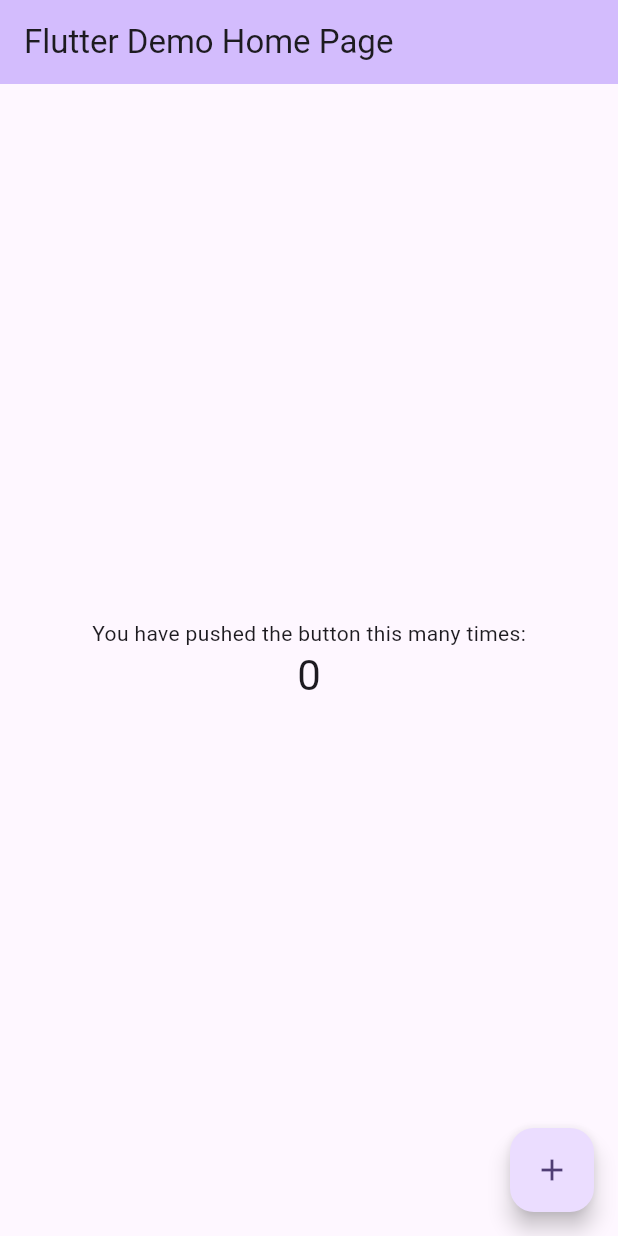
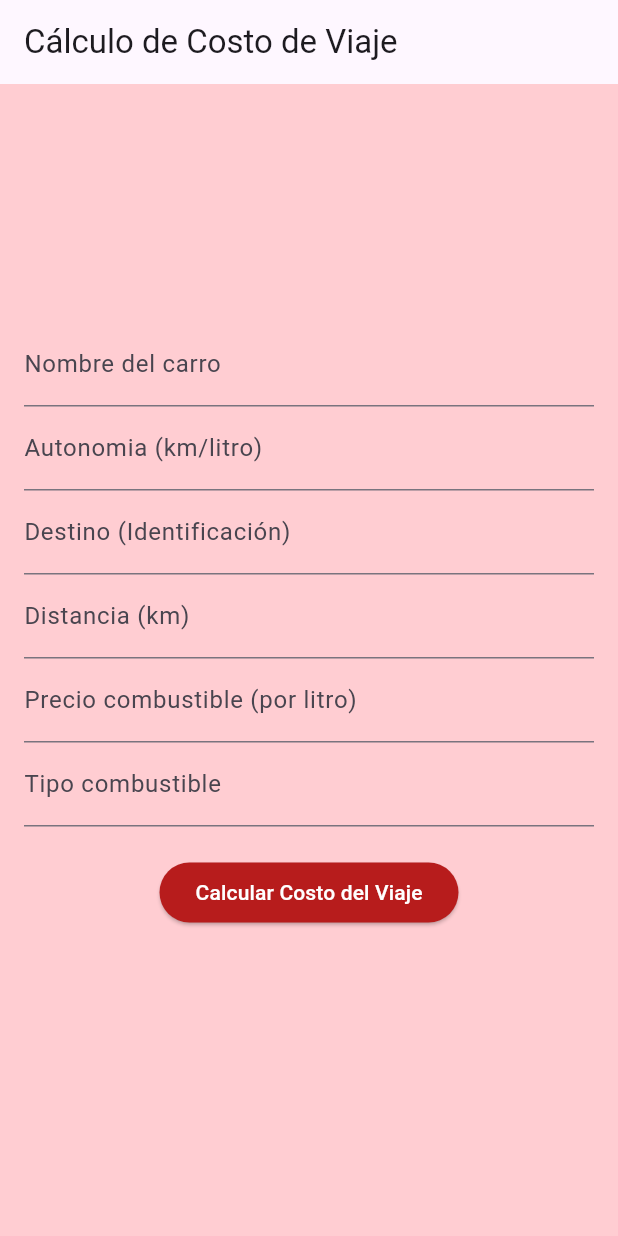
Before and after one commit to nhaisentena/projeto-viagem-bd, a Flutter app: the screen it shows after launch, on a phone screen of 412 x 824 dp. Run offline on Flutter 3.47's test engine with Material 3 defaults, Android fonts, the phone set to English and light mode, and no system bars; our stand-ins replace sqflite; accounts and stored records are empty.

Commit message:
Commit inicial

```diff
--- /dev/null
+++ b/lib/db/database_helper.dart
@@ -0,0 +1,106 @@
+import 'package:path/path.dart';
+import 'package:sqflite/sqflite.dart';
+import '../models/Carro.dart';
+import '../models/Destino.dart';
+import '../models/PrecioCombustible.dart';
+
+class DatabaseHelper {
+  static final DatabaseHelper _instance= DatabaseHelper._();
+  static Database? _database;
+
+  DatabaseHelper._();
+
+
+
+  factory DatabaseHelper() {
+    return _instance;
+  }
+
+  Future<Database> get database async {
+    if (_database != null) return _database!;
+    _database= await _initDatabase();
+    return _database!;
+  }
+
+  Future<Database> _initDatabase() async {
+    String path=join(await getDatabasesPath(), 'viaje.db');
+    return await openDatabase(
+      path,
+      version: 1,
+      onCreate: _onCreate,
+    );
+  }
+
+
+
+
+
+  Future<void> _onCreate(Database db, int version) async {
+    await db.execute('''
+      CREATE TABLE carro (
+        id INTEGER PRIMARY KEY AUTOINCREMENT,
+        nombre TEXT,
+        autonomia REAL
+      )
+    ''');
+    await db.execute('''
+      CREATE TABLE destino (
+        id INTEGER PRIMARY KEY AUTOINCREMENT,
+        identificacion TEXT,
+        distanciaKm REAL
+      )
+    ''');
+    await db.execute('''
+      CREATE TABLE precio_combustible (
+        id INTEGER PRIMARY KEY AUTOINCREMENT,
+        precioPorLitro REAL,
+        combustible TEXT
+      )
+    ''');
+  }
+
+
+
+
+
+  Future<int> insertCarro(Carro carro) async {
+    final db= await database;
+    return await db.insert('carro', {
+      'nombre': carro.nombre,
+      'autonomia': carro.autonomia,
+    });
+  }
+
+  Future<int> insertDestino(Destino destino) async {
+    final db= await database;
+    return await db.insert('destino', {
+      'identificacion': destino.identificacion,
+      'distanciaKm': destino.distanciaKm,
+    });
+  }
+
+  Future<int> insertPrecioCombustible(PrecioCombustible precioCombustible) async {
+    final db= await database;
+    return await db.insert('precio_combustible', {
+      'precioPorLitro': precioCombustible.precioPorLitro,
+      'combustible': precioCombustible.combustible,
+    });
+  }
+
+
+
+  Future<List<Map<String, dynamic>>> getAllCarros() async {
+    final db= await database;
+    return await db.query('carro');
+  }
+
+  Future<List<Map<String, dynamic>>> getAllDestinos() async {
+    final db= await database;
+    return await db.query('destino');
+  }
+
+  Future<List<Map<String, dynamic>>> getAllPreciosCombustible() async {
+    final db= await database;
+    return await db.query('precio_combustible');
+  }
+}
--- a/lib/main.dart
+++ b/lib/main.dart
@@ -1,125 +1,21 @@
 import 'package:flutter/material.dart';
+import 'pantallas/Pantalla.dart';
 
 void main() {
-  runApp(const MyApp());
+  runApp(MyApp());
 }
 
+
 class MyApp extends StatelessWidget {
-  const MyApp({super.key});
+  @override
 
-  // This widget is the root of your application.
-  @override
   Widget build(BuildContext context) {
     return MaterialApp(
-      title: 'Flutter Demo',
+      title:  'Calculadora de Costo de Viaje',
       theme: ThemeData(
-        // This is the theme of your application.
-        //
-        // TRY THIS: Try running your application with "flutter run". You'll see
-        // the application has a purple toolbar. Then, without quitting the app,
-        // try changing the seedColor in the colorScheme below to Colors.green
-        // and then invoke "hot reload" (save your changes or press the "hot
-        // reload" button in a Flutter-supported IDE, or press "r" if you used
-        // the command line to start the app).
-        //
-        // Notice that the counter didn't reset back to zero; the application
-        // state is not lost during the reload. To reset the state, use hot
-        // restart instead.
-        //
-        // This works for code too, not just values: Most code changes can be
-        // tested with just a hot reload.
-        colorScheme: ColorScheme.fromSeed(seedColor: Colors.deepPurple),
-        useMaterial3: true,
+        primarySwatch: Colors.red,
       ),
-      home: const MyHomePage(title: 'Flutter Demo Home Page'),
+      home: Pantalla(),
     );
   }
 }
-
-class MyHomePage extends StatefulWidget {
-  const MyHomePage({super.key, required this.title});
-
-  // This widget is the home page of your application. It is stateful, meaning
-  // that it has a State object (defined below) that contains fields that affect
-  // how it looks.
-
-  // This class is the configuration for the state. It holds the values (in this
-  // case the title) provided by the parent (in this case the App widget) and
-  // used by the build method of the State. Fields in a Widget subclass are
-  // always marked "final".
-
-  final String title;
-
-  @override
-  State<MyHomePage> createState() => _MyHomePageState();
-}
-
-class _MyHomePageState extends State<MyHomePage> {
-  int _counter = 0;
-
-  void _incrementCounter() {
-    setState(() {
-      // This call to setState tells the Flutter framework that something has
-      // changed in this State, which causes it to rerun the build method below
-      // so that the display can reflect the updated values. If we changed
-      // _counter without calling setState(), then the build method would not be
-      // called again, and so nothing would appear to happen.
-      _counter++;
-    });
-  }
-
-  @override
-  Widget build(BuildContext context) {
-    // This method is rerun every time setState is called, for instance as done
-    // by the _incrementCounter method above.
-    //
-    // The Flutter framework has been optimized to make rerunning build methods
-    // fast, so that you can just rebuild anything that needs updating rather
-    // than having to individually change instances of widgets.
-    return Scaffold(
-      appBar: AppBar(
-        // TRY THIS: Try changing the color here to a specific color (to
-        // Colors.amber, perhaps?) and trigger a hot reload to see the AppBar
-        // change color while the other colors stay the same.
-        backgroundColor: Theme.of(context).colorScheme.inversePrimary,
-        // Here we take the value from the MyHomePage object that was created by
-        // the App.build method, and use it to set our appbar title.
-        title: Text(widget.title),
-      ),
-      body: Center(
-        // Center is a layout widget. It takes a single child and positions it
-        // in the middle of the parent.
-        child: Column(
-          // Column is also a layout widget. It takes a list of children and
-          // arranges them vertically. By default, it sizes itself to fit its
-          // children horizontally, and tries to be as tall as its parent.
-          //
-          // Column has various properties to control how it sizes itself and
-          // how it positions its children. Here we use mainAxisAlignment to
-          // center the children vertically; the main axis here is the vertical
-          // axis because Columns are vertical (the cross axis would be
-          // horizontal).
-          //
-          // TRY THIS: Invoke "debug painting" (choose the "Toggle Debug Paint"
-          // action in the IDE, or press "p" in the console), to see the
-          // wireframe for each widget.
-          mainAxisAlignment: MainAxisAlignment.center,
-          children: <Widget>[
-            const Text(
-              'You have pushed the button this many times:',
-            ),
-            Text(
-              '$_counter',
-              style: Theme.of(context).textTheme.headlineMedium,
-            ),
-          ],
-        ),
-      ),
-      floatingActionButton: FloatingActionButton(
-        onPressed: _incrementCounter,
-        tooltip: 'Increment',
-        child: const Icon(Icons.add),
-      ), // This trailing comma makes auto-formatting nicer for build methods.
-    );
-  }
-}
--- a/lib/models/Carro.dart
+++ b/lib/models/Carro.dart
@@ -0,0 +1,7 @@
+class Carro {
+  final String nombre;
+  final double autonomia;
+
+
+  Carro({required this.nombre, required this.autonomia});
+}
--- a/lib/models/Destino.dart
+++ b/lib/models/Destino.dart
@@ -0,0 +1,5 @@
+class Destino {
+  final String identificacion;
+  final double distanciaKm;
+  Destino({required this.identificacion, required this.distanciaKm});
+}
--- /dev/null
+++ b/lib/models/PrecioCombustible.dart
@@ -0,0 +1,11 @@
+class PrecioCombustible {
+
+  final double precioPorLitro;
+  final String combustible;
+
+
+  PrecioCombustible({
+    required this.precioPorLitro,
+    required this.combustible,
+  });
+}
--- a/lib/pantallas/Pantalla.dart
+++ b/lib/pantallas/Pantalla.dart
@@ -0,0 +1,122 @@
+import 'package:flutter/material.dart';
+import '../models/Carro.dart';
+import '../models/Destino.dart';
+import '../models/PrecioCombustible.dart';
+import '../db/database_helper.dart';
+
+class Pantalla extends StatefulWidget {
+  @override
+  _PantallaState createState() => _PantallaState();
+}
+
+class _PantallaState extends State<Pantalla> {
+  final _carroController= TextEditingController();
+  final _autonomiaController= TextEditingController();
+  final _destinoController= TextEditingController();
+  final _distanciaController=TextEditingController();
+  final _precioController= TextEditingController();
+  final _combustibleController= TextEditingController();
+
+
+
+  String resultado='';
+  final dbHelper= DatabaseHelper();
+
+  void calcularCosto() async {
+    final String nombreCarro= _carroController.text;
+    final double autonomia= double.parse(_autonomiaController.text);
+    final String destinoNombre= _destinoController.text;
+    final double distancia= double.parse(_distanciaController.text);
+    final double precioPorLitro= double.parse(_precioController.text);
+    final String tipoCombustible= _combustibleController.text;
+
+
+
+    Carro carro=Carro(nombre: nombreCarro, autonomia: autonomia);
+    Destino destino= Destino(identificacion: destinoNombre, distanciaKm: distancia);
+    PrecioCombustible precioCombustible= PrecioCombustible(
+      precioPorLitro: precioPorLitro,
+      combustible: tipoCombustible,
+    );
+
+    await dbHelper.insertCarro(carro);
+    await dbHelper.insertDestino(destino);
+    await dbHelper.insertPrecioCombustible(precioCombustible);
+
+    double litrosNecesarios=destino.distanciaKm/carro.autonomia;
+    double costoViaje=litrosNecesarios*precioCombustible.precioPorLitro;
+
+    setState(() {
+      resultado='El costo del viaje es: \$${costoViaje.toStringAsFixed(2)}';
+    });
+  }
+
+
+
+
+
+  @override
+  Widget build(BuildContext context) {
+    return Scaffold(
+      appBar: AppBar(
+        title: Text('Cálculo de Costo de Viaje'),
+      ),
+      backgroundColor: Colors.red[100],
+      body: Center(
+        child: SingleChildScrollView(
+          child: Padding(
+            padding: const EdgeInsets.all(16.0),
+            child: Column(
+              mainAxisAlignment: MainAxisAlignment.center,
+              children: <Widget>[
+                TextField(
+                  controller: _carroController,
+                  decoration: InputDecoration(labelText: 'Nombre del carro'),
+                ),
+                TextField(
+                  controller: _autonomiaController,
+                  decoration: InputDecoration(labelText: 'Autonomia (km/litro)'),
+                  keyboardType: TextInputType.number,
+                ),
+                TextField(
+                  controller: _destinoController,
+                  decoration: InputDecoration(labelText: 'Destino (Identificación)'),
+                ),
+                TextField(
+                  controller: _distanciaController,
+                  decoration: InputDecoration(labelText: 'Distancia (km)'),
+                  keyboardType: TextInputType.number,
+                ),
+                TextField(
+                  controller: _precioController,
+                  decoration: InputDecoration(labelText: 'Precio combustible (por litro)'),
+                  keyboardType: TextInputType.number,
+                ),
+                TextField(
+                  controller: _combustibleController,
+                  decoration: InputDecoration(labelText: 'Tipo combustible'),
+                ),
+                SizedBox(height: 20),
+                ElevatedButton(
+                  onPressed: calcularCosto,
+                  child: Text(
+                    'Calcular Costo del Viaje',
+                    style: TextStyle(color: Colors.white),
+                  ),
+                  style: ElevatedButton.styleFrom(
+                    backgroundColor: Colors.red[900],
+                  ),
+                ),
+                SizedBox(height: 20),
+                Text(
+                  resultado,
+                  style: TextStyle(fontSize: 18, fontWeight: FontWeight.bold),
+                ),
+              ],
+            ),
+          ),
+        ),
+      ),
+    );
+  }
+}
--- a/pubspec.yaml
+++ b/pubspec.yaml
@@ -30,10 +30,8 @@ environment:
 dependencies:
   flutter:
     sdk: flutter
-
-
-  # The following adds the Cupertino Icons font to your application.
-  # Use with the CupertinoIcons class for iOS style icons.
+  sqflite: ^2.0.0+4
+  path: ^1.8.0
   cupertino_icons: ^1.0.8
 
 dev_dependencies:
```
Also changed, not shown: lib/models/PrecioCombustivel.dart (deleted), pubspec.lock, 1 other file.
